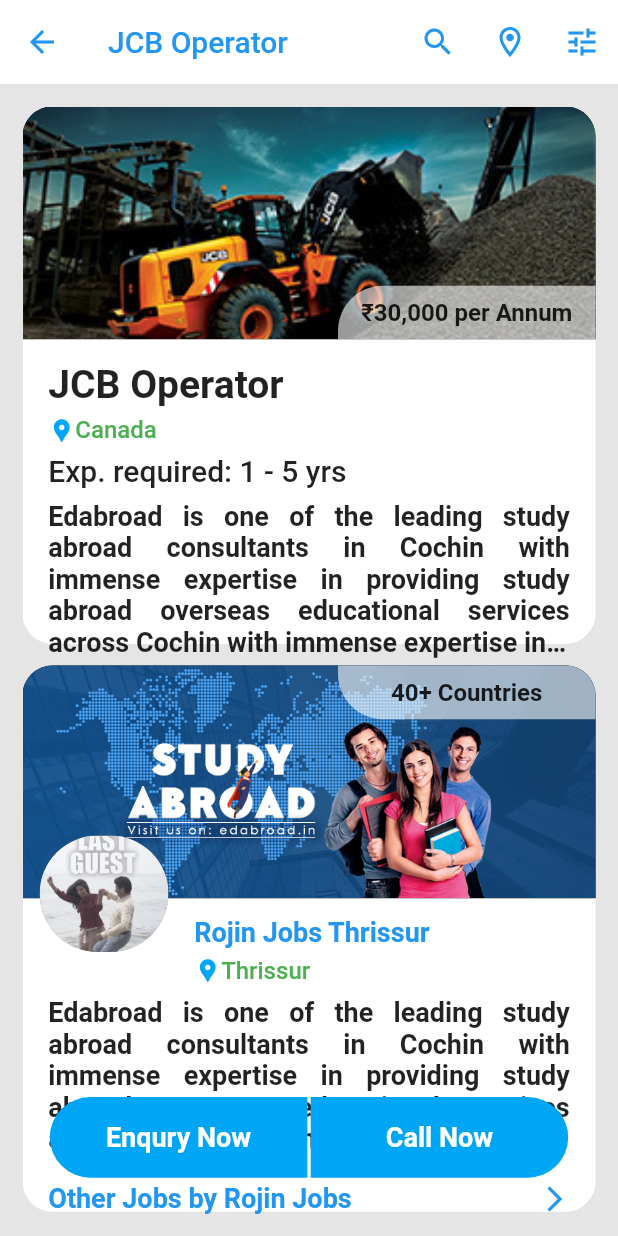
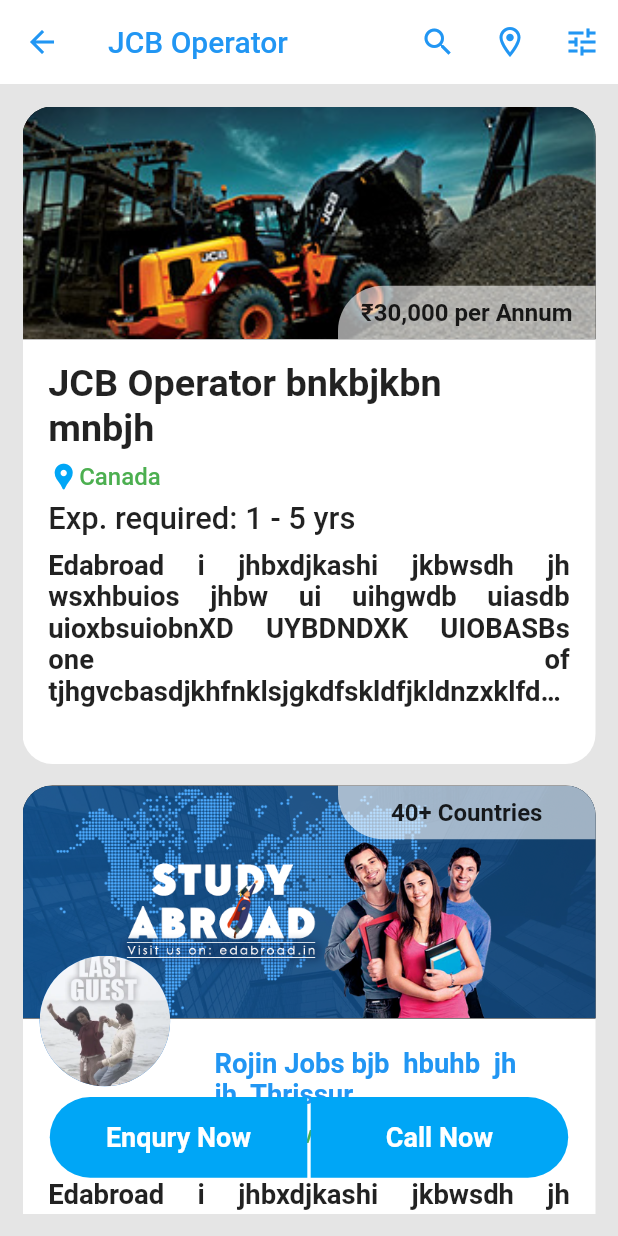
Before and after one commit to qadher/Trif_Project, a Flutter app: the JobInnerScreen screen opened directly, on a phone screen of 412 x 824 dp. Run offline on Flutter 3.47's test engine with Material 2 defaults, Android fonts, the light colour scheme and no system bars; our stand-ins replace carousel_slider, flutter_screenutil, flutter_svg, get, shared_preferences; accounts and stored records are empty.

Commit message:
edited job tile and inner

```diff
--- a/lib/screens/jobs/components/job_tile.dart
+++ b/lib/screens/jobs/components/job_tile.dart
@@ -29,8 +29,8 @@
               child: Row(
                 children: [
                   Container(
-                    height: 125.h,
-                    width: 100.w,
+                    height: 130.h,
+                    width: 109.w,
                     decoration: BoxDecoration(
                       borderRadius: BorderRadius.circular(20),
                       image: DecorationImage(
@@ -45,12 +45,17 @@
                     children: [
                       Padding(
                         padding: const EdgeInsets.only(top: 10),
-                        child: Text(
-                          'JCB Operator',
-                          style: TextStyle(
-                            fontSize: 15.sp,
-                            fontWeight: FontWeight.bold,
-                            // fontFamily: 'Lato'
+                        child: Container(
+                          width: 100.w,
+                          child: Text(
+                            'JCB Operatorfdgdsthbfdyjh fdhgdjtfgj',
+                            maxLines: 1,
+                            overflow: TextOverflow.ellipsis,
+                            style: TextStyle(
+                              fontSize: 16.sp,
+                              fontWeight: FontWeight.bold,
+                              // fontFamily: 'Lato'
+                            ),
                           ),
                         ),
                       ),
@@ -67,7 +72,7 @@
                           Text(
                             'Canada',
                             style: TextStyle(
-                                fontSize: 11.sp,
+                                fontSize: 14.sp,
                                 color: Colors.green,
                                 fontWeight: FontWeight.w500),
                           )
@@ -79,7 +84,7 @@
                       Text(
                         'Exp. required: 1 - 5 yrs',
                         style: TextStyle(
-                            fontSize: 11.sp,
+                            fontSize: 14.sp,
                             fontWeight: FontWeight.w500,
                             color: Colors.black87),
                       ),
@@ -93,11 +98,11 @@
                         overflow: TextOverflow.ellipsis,
                         maxLines: 2,
                         style: TextStyle(
-                            fontSize: 11.sp,
+                            fontSize: 12.sp,
                             ),
                       ),
                      ),
-                      heightSizedBox(),
+                      SizedBox(height:25.h),
                     ],
                   )
                 ],
@@ -105,8 +110,8 @@
             ),
 
             Positioned(
-              bottom: 2.h,
-              right: 10.h,
+              bottom: 5.h,
+              right: 14.h,
               child: Text(
                 'Provided By Naukari obs',
                 textAlign: TextAlign.end,
--- a/lib/screens/jobs/job_screen_inner.dart
+++ b/lib/screens/jobs/job_screen_inner.dart
@@ -25,7 +25,8 @@
               child: Column(
                 children: [
                   Container(
-                    height: 300.h,
+                    padding: EdgeInsets.only(bottom: 20.h),
+                    // height: 300.h,
                     decoration: BoxDecoration(
                         borderRadius: BorderRadius.circular(20),
                         color: Colors.white),
@@ -55,7 +56,7 @@
                                   child: Text(
                                     '₹30,000 per Annum',
                                     style: TextStyle(
-                                        fontSize: 16,
+                                        fontSize: 14.sp,
                                         fontWeight: FontWeight.bold,
                                         color: Colors.black87),
                                   ),
@@ -75,12 +76,18 @@
                             children: [
                               Padding(
                                 padding: const EdgeInsets.only(top: 15),
+                                child: Container(
+                                  width: 280.w,
+
                                   child: Text(
-                                  'JCB Operator',
+                                    'JCB Operator bnkbjkbn mnbjh',
+                                    overflow: TextOverflow.ellipsis,
+                                    maxLines: 2,
                                     style: TextStyle(
-                                    fontSize: 26,
+                                      fontSize: 22.sp,
                                       fontWeight: FontWeight.bold,
                                       // fontFamily: 'Lato'
+                                    ),
                                   ),
                                 ),
                               ),
@@ -91,13 +98,13 @@
                                 children: [
                                   Icon(
                                     Icons.location_pin,
-                                    size: 18,
+                                    size: 18.sp,
                                     color: Color(0xFF00A6F6),
                                   ),
                                   Text(
                                     'Canada',
                                     style: TextStyle(
-                                        fontSize: 16,
+                                        fontSize: 14.sp,
                                         color: Colors.green,
                                         fontWeight: FontWeight.w500),
                                   )
@@ -109,7 +116,7 @@
                               Text(
                                 'Exp. required: 1 - 5 yrs',
                                 style: TextStyle(
-                                    fontSize: 20,
+                                    fontSize: 18.sp,
                                     fontWeight: FontWeight.w500,
                                     color: Colors.black87),
                               ),
@@ -117,11 +124,11 @@
                                 height: 7.h,
                               ),
                               Text(
-                                "Edabroad is one of the leading study abroad consultants in Cochin with immense expertise in providing study abroad overseas educational services across Cochin with immense expertise in providing study abroad overseas educational services across",
+                                "Edabroad i jhbxdjkashi jkbwsdh jh wsxhbuios jhbw  ui uihgwdb uiasdb uioxbsuiobnXD UYBDNDXK UIOBASBs one of tjhgvcbasdjkhfnklsjgkdfskldfjkldnzxklfds   dbcasfjklawebkl dbmc jhdbcjhbj jhcbj jhc  jhdb jsbjklsdbklhe leading study abroad consultants in Cochin with immense expertise in providing study abroad overseas educational services across Cochin with immense expertise in providing study abroad overseas educational services across",
                                 textAlign: TextAlign.justify,
                                 overflow: TextOverflow.ellipsis,
                                 style: TextStyle(
-                                    fontSize: 18.0,
+                                    fontSize: 16.sp,
                                     fontWeight: FontWeight.bold,
                                     color: Colors.black87),
                                 maxLines: 5,
@@ -142,7 +149,8 @@
                   Stack(
                     children: [
                       Container(
-                        height: 305.h,
+                        padding: EdgeInsets.only(bottom: 20.h),
+                        // height: 305.h,
                         decoration: BoxDecoration(
                           color: Colors.white,
                           borderRadius: BorderRadius.circular(20),
@@ -173,7 +181,7 @@
                                       child: Text(
                                         '40+ Countries',
                                         style: TextStyle(
-                                            fontSize: 16,
+                                            fontSize: 14.sp,
                                             fontWeight: FontWeight.bold,
                                             color: Colors.black87),
                                       ),
@@ -189,18 +197,60 @@
                               ],
                             ),
                             SizedBox(
-                              height: 55.h,
+                              height: 16.h,
                             ),
                             Padding(
                                 padding: EdgeInsets.symmetric(horizontal: 15.w),
                                 child: Column(
                                   children: [
+                                    Container(
+                                      margin: EdgeInsets.only(left: 70.w),
+                                      width: 180.w,
+                                      child: Column(
+                                        crossAxisAlignment:
+                                            CrossAxisAlignment.start,
+                                        children: [
                                           Text(
-                                      "Edabroad is one of the leading study abroad consultants in Cochin with immense expertise in providing study abroad overseas educational services across Cochin with immense expertise in providing study abroad overseas educational services across",
+                                            'Rojin Jobs bjb  hbuhb  jh jh  Thrissur',
+                                            overflow: TextOverflow.ellipsis,
+                                            maxLines: 2,
+                                            style: TextStyle(
+                                                color: Colors.blue,
+                                                fontSize: 16.sp,
+                                                fontWeight: FontWeight.bold),
+                                          ),
+                                          SizedBox(
+                                            height: 5.h,
+                                          ),
+                                          Row(
+                                            children: [
+                                              Icon(
+                                                Icons.location_pin,
+                                                size: 18.sp,
+                                                color: Color(0xFF00A6F6),
+                                              ),
+                                              Text(
+                                                'Thiruvananthapuram',
+                                                style: TextStyle(
+                                                    fontSize: 14.sp,
+                                                    color: Colors.green,
+                                                    fontWeight:
+                                                        FontWeight.w500),
+                                              )
+                                            ],
+                                          ),
+                                        ],
+                                      ),
+                                    ),
+                                    SizedBox(
+                                      height: 16.h,
+                                    ),
+                                    Text(
+                                      "Edabroad i jhbxdjkashi jkbwsdh jh wsxhbuios jhbw  ui uihgwdb uiasdb uioxbsuiobnXD UYBDNDXK UIOBASBs one of tjhgvcbasdjkhfnklsjgkdfskldfjkldnzxklfds   dbcasfjklawebkl dbmc jhdbcjhbj jhcbj jhc  jhdb jsbjklsdbklhe leading study abroad consultants in Cochin with immense expertise in providing study abroad overseas educational services across Cochin with immense expertise in providing study abroad overseas educational services across",
                                       textAlign: TextAlign.justify,
                                       overflow: TextOverflow.ellipsis,
                                       style: TextStyle(
-                                          fontSize: 18.0,
+                                          fontSize: 16.sp,
                                           fontWeight: FontWeight.bold,
                                           color: Colors.black87),
                                       maxLines: 5,
@@ -211,13 +261,19 @@
                                     Row(
                                       mainAxisAlignment:
                                           MainAxisAlignment.spaceBetween,
+                                          crossAxisAlignment: CrossAxisAlignment.center,
                                       children: [
-                                        Text(
+                                        Container(
+                                          width: 250.w,
+                                          child: Text(
                                             'Other Jobs by Rojin Jobs',
+                                            overflow: TextOverflow.ellipsis,
+                                            maxLines: 2,
                                             style: TextStyle(
                                                 color: Colors.blue,
-                                              fontSize: 18,
+                                                fontSize: 16.sp,
                                                 fontWeight: FontWeight.bold),
+                                          ),
                                         ),
                                         Icon(
                                           Icons.arrow_forward_ios,
@@ -231,56 +287,18 @@
                           ],
                         ),
                       ),
-                      Positioned(
-                        top: 140.h,
-                        left: 100.w,
-                        child: Container(
-                          child: Column(
-                            crossAxisAlignment: CrossAxisAlignment.start,
-                            children: [
-                              Text(
-                                'Rojin Jobs Thrissur',
-                                style: TextStyle(
-                                    color: Colors.blue,
-                                    fontSize: 18,
-                                    fontWeight: FontWeight.bold),
-                              ),
-                              SizedBox(
-                                height: 5.h,
-                              ),
-                              Row(
-                                children: [
-                                  Icon(
-                                    Icons.location_pin,
-                                    size: 18,
-                                    color: Color(0xFF00A6F6),
-                                  ),
-                                  Text(
-                                    'Thrissur',
-                                    style: TextStyle(
-                                        fontSize: 16,
-                                        color: Colors.green,
-                                        fontWeight: FontWeight.w500),
-                                  )
-                                ],
-                              ),
-                            ],
-                          ),
-                        ),
-                      ),
+                      // Positioned(
+                      //   top: 140.h,
+                      //   left: 100.w,
+                      //   child:
+                      // ),
                       Positioned(
                         top: 95.h,
                         left: 10.w,
-                        child: Container(
-                          width: 75.w,
-                          height: 65.h,
-                          decoration: BoxDecoration(
-                              image: DecorationImage(
-                                  image:
+                        child: CircleAvatar(
+                          radius: 38.w,
+                          backgroundImage:
                               AssetImage('assets/images/profile.png'),
-                                  fit: BoxFit.cover),
-                              color: Colors.grey,
-                              borderRadius: BorderRadius.circular(100)),
                         ),
                       ),
                     ],
```
Lines whose indentation alone changed are shown as unchanged.
